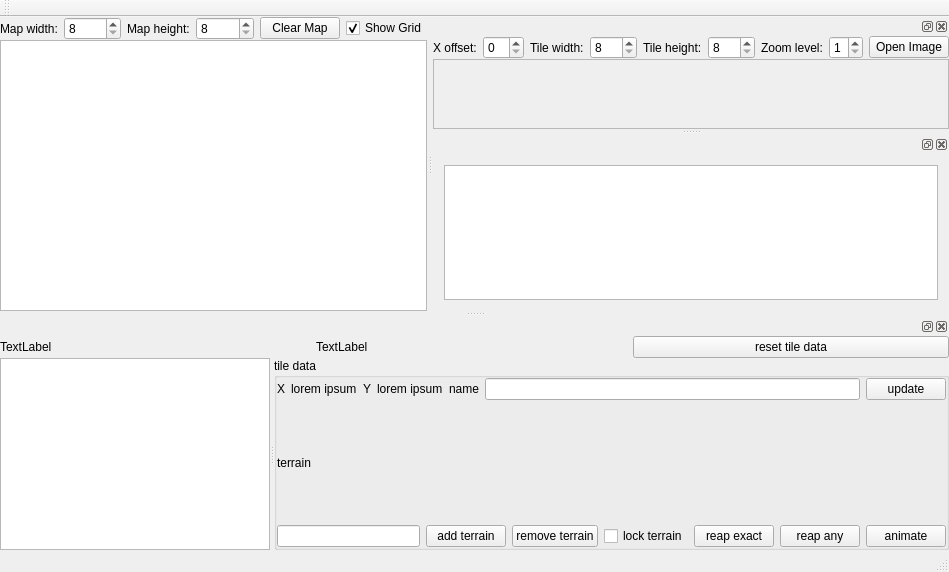
The window that mapeditor.ui (stoyan-shopov/TileMapEdit) describes before a commit, drawn with Qt 5.
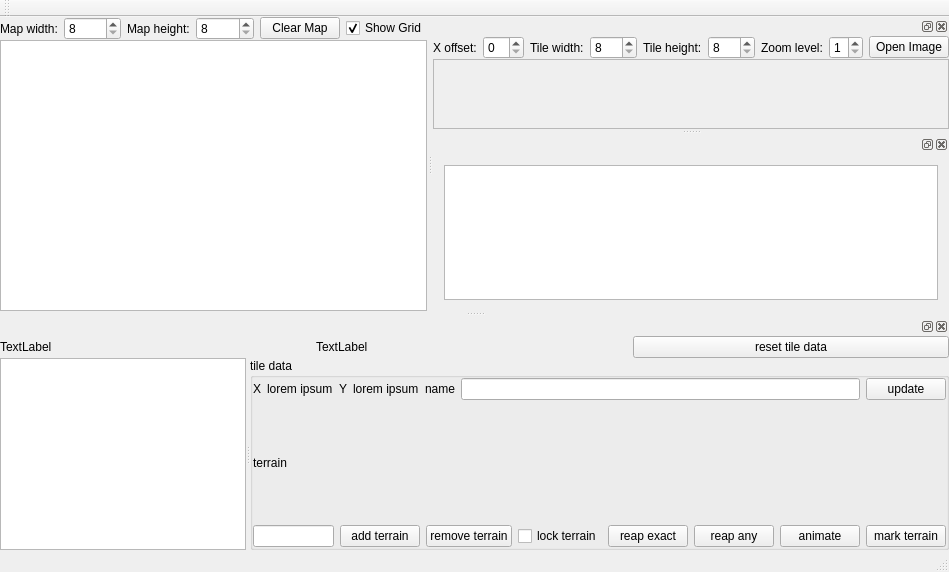
The same window after the commit.

```diff
--- a/mapeditor.ui
+++ b/mapeditor.ui
@@ -420,6 +420,13 @@
                </property>
               </widget>
              </item>
+             <item>
+              <widget class="QPushButton" name="pushButtonMarkTerrain">
+               <property name="text">
+                <string>mark terrain</string>
+               </property>
+              </widget>
+             </item>
             </layout>
            </item>
           </layout>
```
